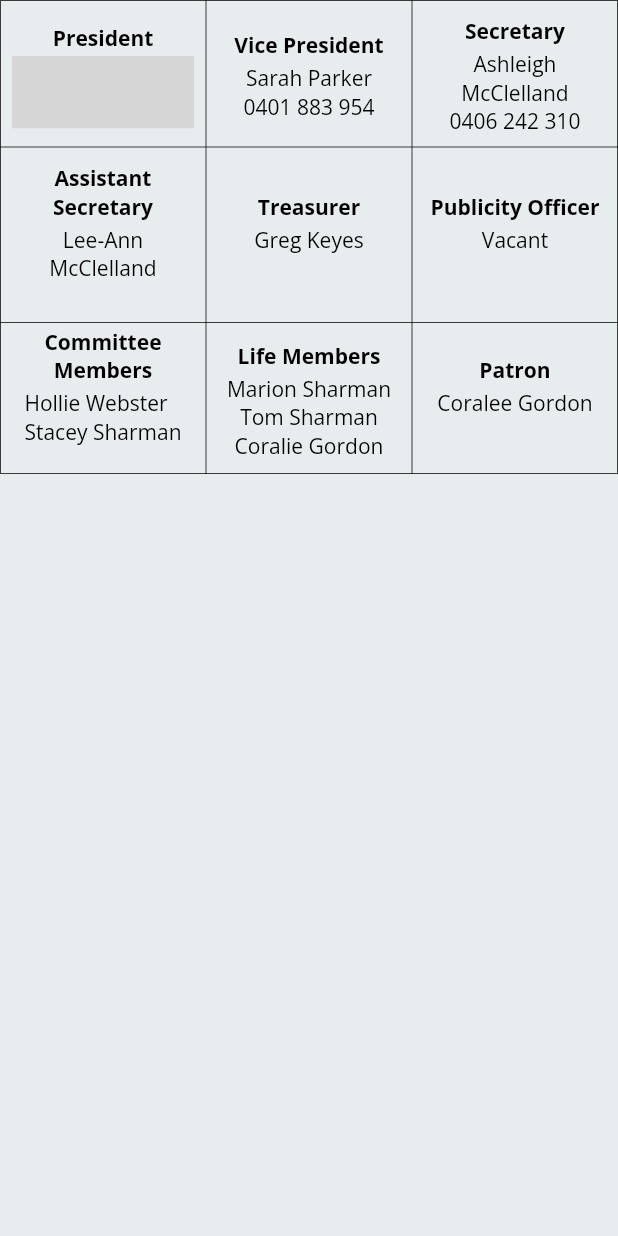
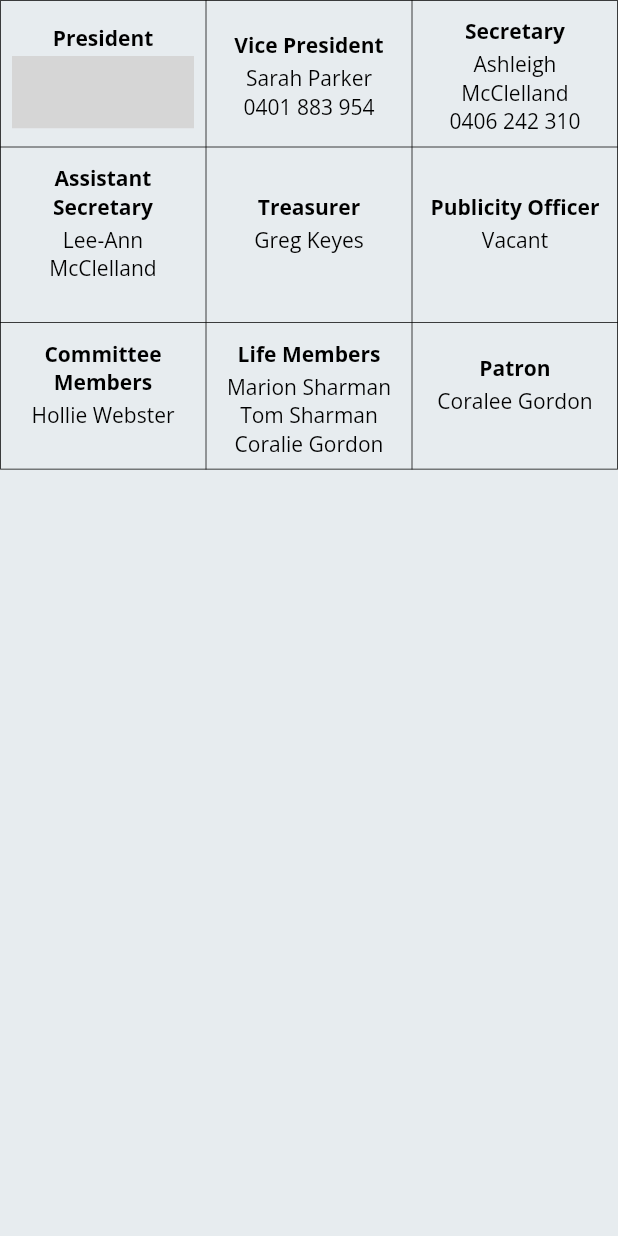
Before and after one commit to sarah-parker/DACI, a Flutter app: the CommitteeMembers widget shown alone on an empty page, opened directly, on a phone screen of 412 x 824 dp. Run offline on Flutter 3.47's test engine with Material 2 defaults, Android fonts, the phone set to English and light mode, and no system bars; our stand-ins replace flutter_image_slideshow, go_router, google_fonts, url_strategy; missing offline and left inert: dart:html, seo_renderer; statements that could not run were skipped; grey boxes are pictures that could not be loaded.

Commit message:
chore: remove Stacey as committee member

```diff
--- a/lib/pages/committee/widgets/committee_members.dart
+++ b/lib/pages/committee/widgets/committee_members.dart
@@ -102,7 +102,7 @@ class CommitteeMembers extends StatelessWidget {
                 child: Text('Committee Members',
                     style: TextStyle(fontWeight: FontWeight.bold), textAlign: TextAlign.center),
               ),
-              Text('Hollie Webster\nStacey Sharman\n')
+              Text('Hollie Webster\n')
             ],
           ),
           Padding(
```
